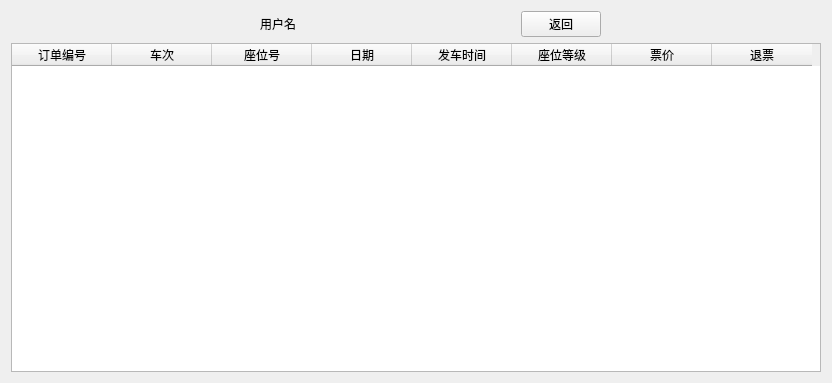
First picture: the form in ui/booking_query.ui, repository Country-If/Station-ticket-management-system, before the edit.
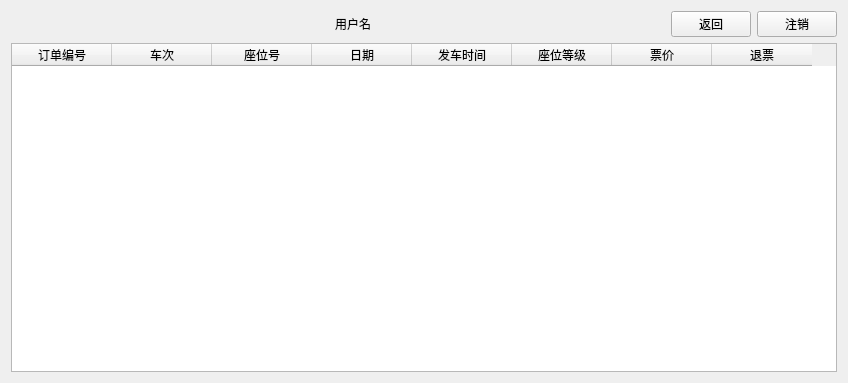
Second picture: the form after the edit.

Commit message: update booking query ui

```diff
--- a/ui/booking_query.ui
+++ b/ui/booking_query.ui
@@ -6,7 +6,7 @@
    <rect>
     <x>0</x>
     <y>0</y>
-    <width>832</width>
+    <width>848</width>
     <height>383</height>
    </rect>
   </property>
@@ -22,7 +22,7 @@
      <item>
       <widget class="QLabel" name="username_label">
        <property name="sizePolicy">
-        <sizepolicy hsizetype="Fixed" vsizetype="Preferred">
+        <sizepolicy hsizetype="Preferred" vsizetype="Preferred">
          <horstretch>0</horstretch>
          <verstretch>0</verstretch>
         </sizepolicy>
@@ -48,6 +48,19 @@
        </property>
       </widget>
      </item>
+     <item>
+      <widget class="QPushButton" name="logout_btn">
+       <property name="sizePolicy">
+        <sizepolicy hsizetype="Fixed" vsizetype="Fixed">
+         <horstretch>0</horstretch>
+         <verstretch>0</verstretch>
+        </sizepolicy>
+       </property>
+       <property name="text">
+        <string>注销</string>
+       </property>
+      </widget>
+     </item>
     </layout>
    </item>
    <item>
```
The commit also changes 1 other file.
